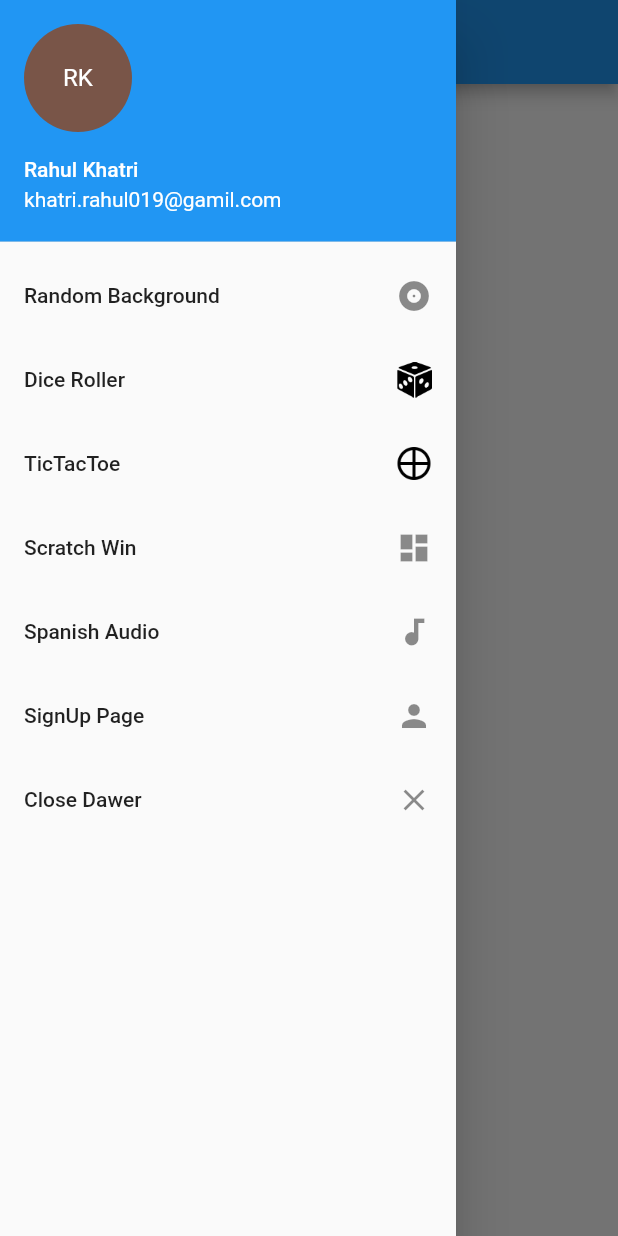
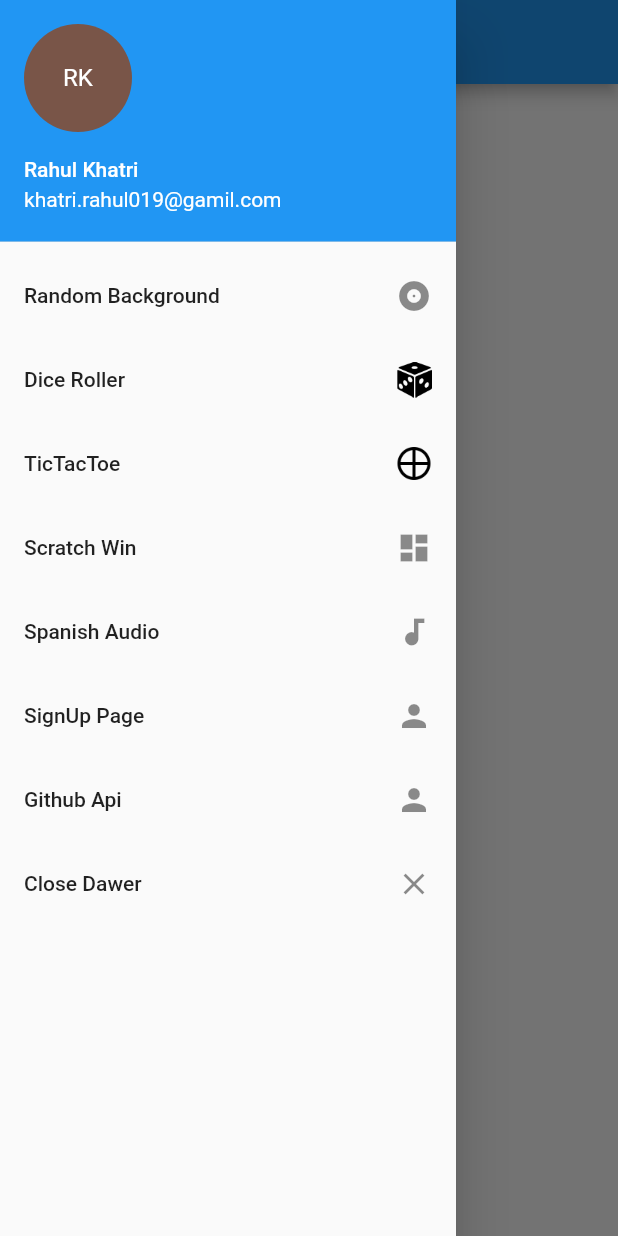
Before and after one commit to rahulkhatri19/FlutterLearning, a Flutter app: the screen it shows after launch, with the side drawer open, on a phone screen of 412 x 824 dp. Run offline on Flutter 3.47's test engine with Material 2 defaults, Android fonts, the phone set to English and light mode, and no system bars; our stand-ins replace audioplayers.

Commit message:
WIP - Github api fetching

```diff
--- a/lib/main.dart
+++ b/lib/main.dart
@@ -1,6 +1,7 @@
 import 'package:flutter/material.dart';
 import 'package:flutterlearning/background_changer/BgHomePage.dart';
 import 'package:flutterlearning/dice_roller/DiceHomePage.dart';
+import 'package:flutterlearning/github_api/ApiHomePage.dart';
 import 'package:flutterlearning/navigation_drawer/DrawerPage.dart';
 import 'package:flutterlearning/scratchwin/ScratchWinPage.dart';
 import 'package:flutterlearning/signup/SignUpPage.dart';
@@ -27,6 +28,7 @@ class MyApp extends StatelessWidget {
         "/scratchwin" : (BuildContext context) => ScratchWinPage(),
         "/spanishaudio" : (BuildContext context) => SpanishAudio(),
         "/signup" : (BuildContext context) => SignUpPage(),
+        "/api" : (BuildContext context) => ApiHomePage()
       },
     );
   }
--- a/lib/navigation_drawer/DrawerPage.dart
+++ b/lib/navigation_drawer/DrawerPage.dart
@@ -52,6 +52,11 @@ class _DrawerPageState extends State<DrawerPage> {
                   trailing: Icon(Icons.person),
                   onTap: () => Navigator.of(context).pushNamed('/signup'),
                 ),
+                 ListTile(
+                  title: Text('Github Api'),
+                  trailing: Icon(Icons.person),
+                  onTap: () => Navigator.of(context).pushNamed('/api'),
+                ),
                 ListTile(
                   title: Text('Close Dawer'),
                   trailing: Icon(Icons.clear),
--- a/pubspec.yaml
+++ b/pubspec.yaml
@@ -24,6 +24,7 @@ dependencies:
   # Use with the CupertinoIcons class for iOS style icons.
   cupertino_icons: ^0.1.2
   audioplayers: ^0.14.0
+  http: ^0.12.0+4
 
 dev_dependencies:
   flutter_test:
```
Also changed, not shown: lib/github_api/ApiHomePage.dart (added, +61 -0 lines), pubspec.lock.
